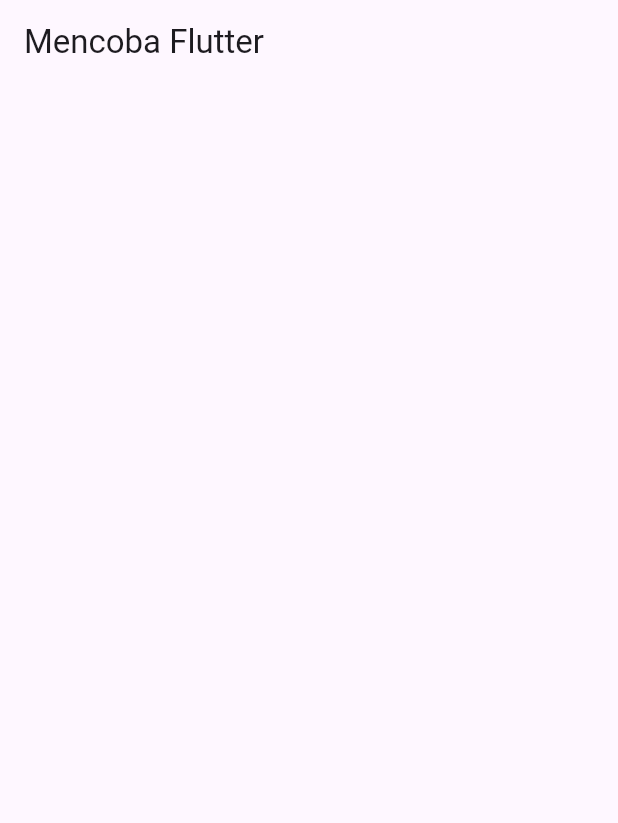
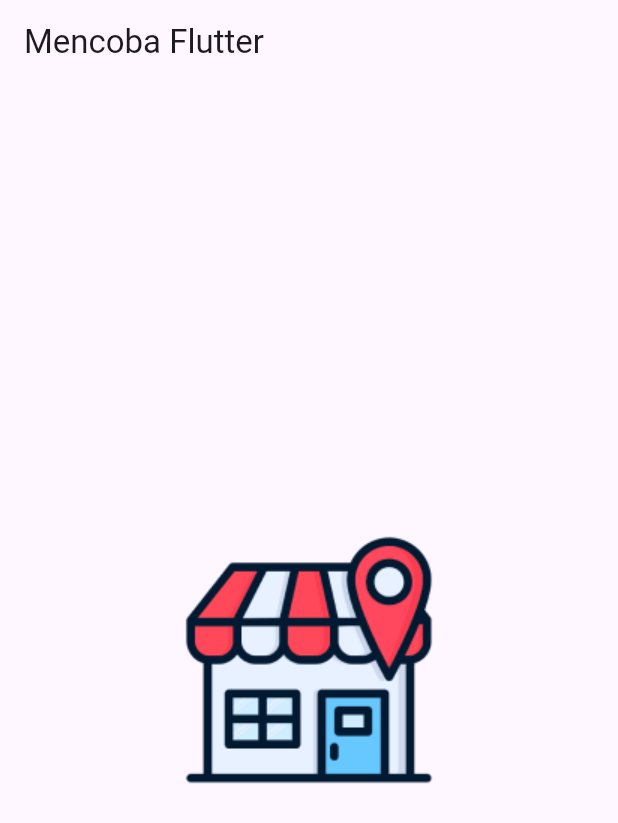
Before and after one commit to rafinugraha24/UTS_Mobile-Programming, a Flutter app: the screen it shows after launch, on a phone screen of 412 x 824 dp. Shown: the top 823 px of the screen. Run offline on Flutter 3.47's test engine with Material 3 defaults, Android fonts, the phone set to English and light mode, and no system bars.

Commit message:
tambah gambar

```diff
--- a/lib/toko/coba.dart
+++ b/lib/toko/coba.dart
@@ -8,6 +8,9 @@ class Coba extends StatelessWidget {
     return Scaffold(
       appBar: AppBar(
         title: Text("Mencoba Flutter")),
+      body: Center(
+        child: Image(image: AssetImage('gambar/Logo.png'))
+      ),
     );
   }
 }
```
